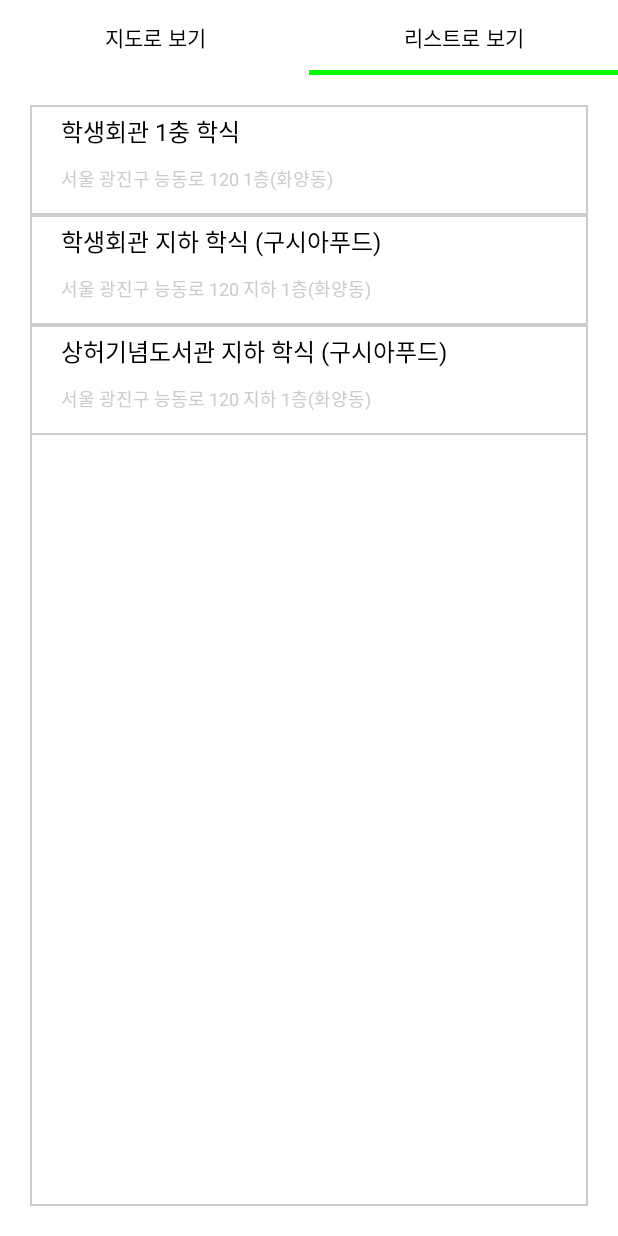
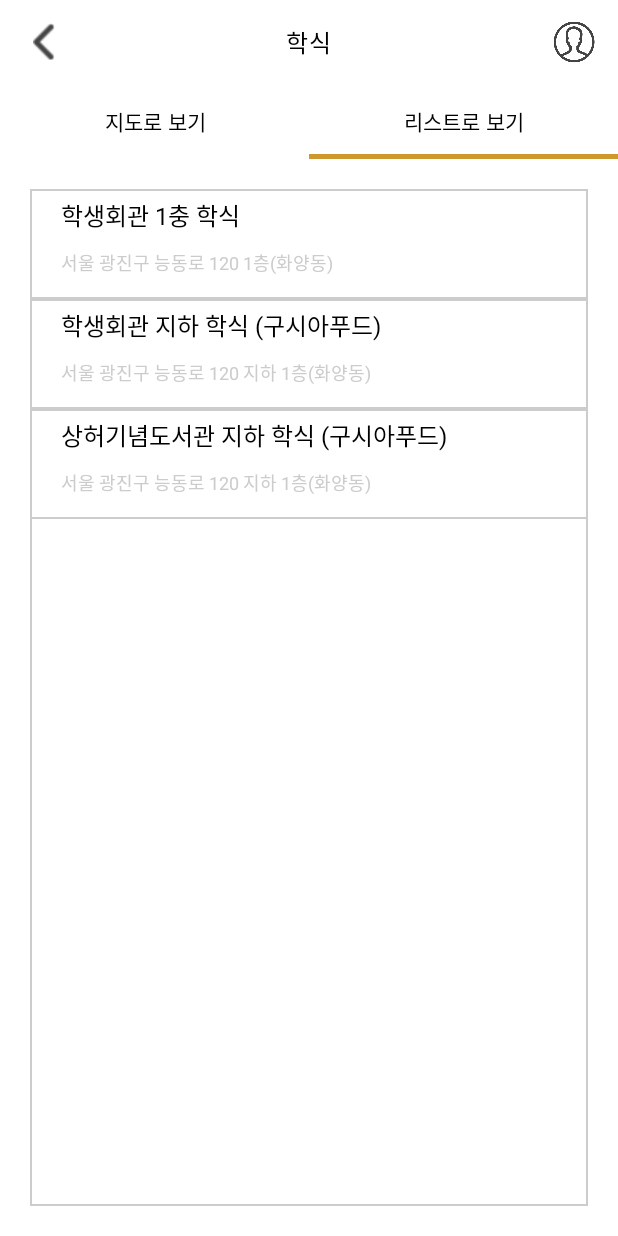
Before and after one commit to ksg1227/KU_Siren_Order, an Android app built with Jetpack Compose: the RestaurantLocationScreen screen opened through its navigation route, tab 2 chosen, on a phone screen of 412 x 824 dp. Run offline under Robolectric (Android 15) with nearby library versions, the phone set to English and light mode, and no system bars; libraries missing offline, so code that uses them is left out: com.naver.maps; Roboto replaces fonts that are not available here; 3 statements that could not run were skipped.

Commit message:
design: 매장 선택 화면에 상단바 추가 및 인디케이터 색상 변경

```diff
--- a/app/src/main/java/com/example/teamproject/Screen/RestaurantLocationScreen.kt
+++ b/app/src/main/java/com/example/teamproject/Screen/RestaurantLocationScreen.kt
@@ -18,9 +18,11 @@ import androidx.compose.runtime.Composable
 import androidx.compose.runtime.rememberCoroutineScope
 import androidx.compose.ui.Modifier
 import androidx.compose.ui.graphics.Color
+import androidx.compose.ui.res.colorResource
 import androidx.compose.ui.unit.dp
 import androidx.navigation.NavHostController
 import com.example.teamproject.Item.LocationItem
+import com.example.teamproject.R
 import com.example.teamproject.navigation.Routes
 import kotlinx.coroutines.launch
 
@@ -35,13 +37,22 @@ fun RestaurantTabPager(
     val location = Restaurant_Location_init()
 
     Column {
+        // 상단바
+        TopAppBar(
+            onBackIconClick = { navController.popBackStack() },
+            title = "학식",
+            titleColor = Color.Black,
+            onRightIconClick = { /*TODO*/ }, // 추후 마이페이지로 이동 가능하도록 구현
+            rightIconImgId = R.drawable.ic_mypage
+        )
+
         // 탭 구현
         TabRow(
             selectedTabIndex = pagerState.currentPage,
             indicator = { tabPositions ->
                 TabRowDefaults.SecondaryIndicator(
                     modifier = Modifier.tabIndicatorOffset(tabPositions[pagerState.currentPage]),
-                    color = Color.Green, // 인디케이터 색상 변경
+                    color = colorResource(id = R.color.gold_cf982e), // 인디케이터 색상 변경
                 )
             },
             divider = {},
--- a/app/src/main/res/values/colors.xml
+++ b/app/src/main/res/values/colors.xml
@@ -11,4 +11,5 @@
     <color name="gray_e6e6e6">#E6E6E6</color>
     <color name="green_65a25b">#65A25B</color>
     <color name="green_066b3f">#066B3F</color>
+    <color name="gold_cf982e">#CF982E</color>
 </resources>
```
Also changed, not shown: app/src/main/java/com/example/teamproject/Screen/RestioLocationScreen.kt (+12 -1 lines), app/src/main/res/drawable/ic_mypage.png (added).
